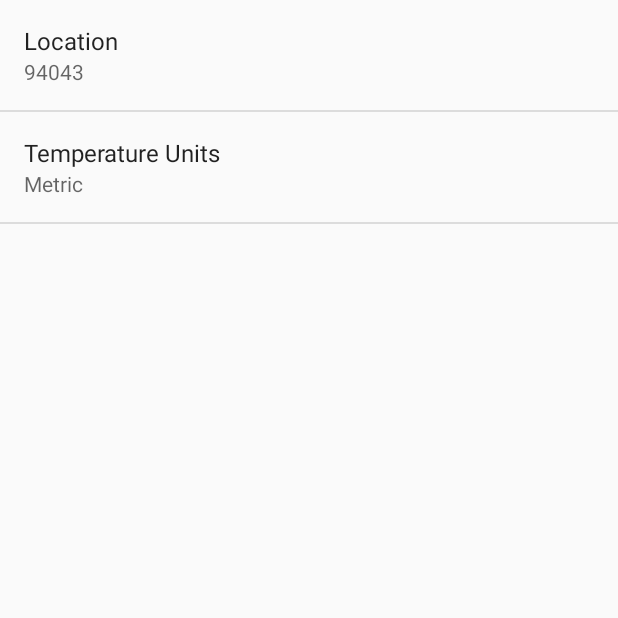
After one commit to cameocoder/Sunshine, an Android app: the SettingsActivity screen opened directly, with no data from a screen before it, on a phone screen of 412 x 824 dp, the top half of it. The commit adds this screen. Run offline under Robolectric (Android 15) with nearby library versions, the phone set to English and light mode, and no system bars.

Commit message:
Sunshine after Lesson 3

```diff
--- a/app/src/main/java/app/android/example/com/sunshine/MainActivity.java
+++ b/app/src/main/java/app/android/example/com/sunshine/MainActivity.java
@@ -1,5 +1,6 @@
 package app.android.example.com.sunshine;
 
+import android.content.Intent;
 import android.os.Bundle;
 import android.support.design.widget.FloatingActionButton;
 import android.support.design.widget.Snackbar;
@@ -44,6 +45,8 @@ public class MainActivity extends AppCompatActivity {
 
         //noinspection SimplifiableIfStatement
         if (id == R.id.action_settings) {
+            Intent settingsIntent = new Intent(this, SettingsActivity.class);
+            startActivity(settingsIntent);
             return true;
         }
 
--- /dev/null
+++ b/app/src/main/java/app/android/example/com/sunshine/SettingsActivity.java
@@ -0,0 +1,70 @@
+package app.android.example.com.sunshine;
+
+import android.content.SharedPreferences;
+import android.os.Bundle;
+import android.preference.ListPreference;
+import android.preference.Preference;
+import android.preference.PreferenceActivity;
+import android.preference.PreferenceManager;
+import android.view.KeyEvent;
+
+/**
+ * A {@link PreferenceActivity} that presents a set of application settings.
+ * <p>
+ * See <a href="http://developer.android.com/design/patterns/settings.html">
+ * Android Design: Settings</a> for design guidelines and the <a
+ * href="http://developer.android.com/guide/topics/ui/settings.html">Settings
+ * API Guide</a> for more information on developing a Settings UI.
+ */
+public class SettingsActivity extends PreferenceActivity
+        implements Preference.OnPreferenceChangeListener {
+
+    @Override
+    public void onCreate(Bundle savedInstanceState) {
+        super.onCreate(savedInstanceState);
+        // Add 'general' preferences, defined in the XML file
+        addPreferencesFromResource(R.xml.prefs_general);
+
+        // For all preferences, attach an OnPreferenceChangeListener so the UI summary can be
+        // updated when the preference changes.
+        bindPreferenceSummaryToValue(findPreference(getString(R.string.pref_location_key)));
+        bindPreferenceSummaryToValue(findPreference(getString(R.string.pref_units_key)));
+    }
+
+    /**
+     * Attaches a listener so the summary is always updated with the preference value.
+     * Also fires the listener once, to initialize the summary (so it shows up before the value
+     * is changed.)
+     */
+    private void bindPreferenceSummaryToValue(Preference preference) {
+        // Set the listener to watch for value changes.
+        preference.setOnPreferenceChangeListener(this);
+
+        // Trigger the listener immediately with the preference's
+        // current value.
+        onPreferenceChange(preference,
+                PreferenceManager
+                        .getDefaultSharedPreferences(preference.getContext())
+                        .getString(preference.getKey(), ""));
+    }
+
+    @Override
+    public boolean onPreferenceChange(Preference preference, Object value) {
+        String stringValue = value.toString();
+
+        if (preference instanceof ListPreference) {
+            // For list preferences, look up the correct display value in
+            // the preference's 'entries' list (since they have separate labels/values).
+            ListPreference listPreference = (ListPreference) preference;
+            int prefIndex = listPreference.findIndexOfValue(stringValue);
+            if (prefIndex >= 0) {
+                preference.setSummary(listPreference.getEntries()[prefIndex]);
+            }
+        } else {
+            // For other preferences, set the summary to the value's simple string representation.
+            preference.setSummary(stringValue);
+        }
+        return true;
+    }
+
+}
--- a/app/src/main/res/menu/forecastfragment.xml
+++ b/app/src/main/res/menu/forecastfragment.xml
@@ -1,6 +1,9 @@
 <?xml version="1.0" encoding="utf-8"?>
 <menu xmlns:android="http://schemas.android.com/apk/res/android"
     xmlns:app="http://schemas.android.com/apk/res-auto">
+    <item android:id="@+id/action_map"
+        android:title="@string/action_map"
+        app:showAsAction="never" />
     <item
         android:id="@+id/action_refresh"
         android:orderInCategory="50"
--- /dev/null
+++ b/app/src/main/res/values/arrays.xml
@@ -0,0 +1,13 @@
+<?xml version="1.0" encoding="utf-8"?>
+<resources>
+    <string-array name="pref_units_options">
+        <item>@string/pref_units_label_metric</item>
+        <item>@string/pref_units_label_imperial</item>
+    </string-array>
+
+    <string-array name="pref_units_values">
+        <item>@string/pref_units_metric</item>
+        <item>@string/pref_units_imperial</item>
+    </string-array>
+
+</resources>
--- a/app/src/main/res/values/strings.xml
+++ b/app/src/main/res/values/strings.xml
@@ -1,5 +1,48 @@
 <resources>
     <string name="app_name">Sunshine</string>
     <string name="action_settings">Settings</string>
+    <string name="action_map">Map Location</string>
+    <string name="action_share">Share</string>
     <string name="action_refresh" translatable="false">Refresh</string>
+    <string name="title_activity_detail">Forecast Detail</string>
+    <string name="title_Settings">Settings</string>
+
+    <!-- Label for the location preference [CHAR LIMIT=30] -->
+    <string name="pref_location_label">Location</string>
+
+    <!-- Key name for storing location in SharedPreferences [CHAR LIMIT=NONE] -->
+    <string name="pref_location_key" translatable="false">location</string>
+
+    <!-- Default postal code for location preference [CHAR LIMIT=NONE] -->
+    <string name="pref_location_default" translatable="false">94043</string>
+
+    <!-- Strings related to Notification Enabled preference -->
+    <string name="pref_enable_notifications_key" translatable="false">enable_notifications</string>
+    <string name="pref_enable_notifications_label">Weather Notifications</string>
+
+    <string name="pref_enable_notifications_true">Enabled</string>
+    <string name="pref_enable_notifications_false">Not Enabled</string>
+    <string name="pref_enable_notifications_default" translatable="false">true</string>
+
+    <!-- Strings for formatting weather-related data -->
+
+    <!-- Label for the temperature units preference [CHAR LIMIT=30] -->
+    <string name="pref_units_label">Temperature Units</string>
+
+    <!-- Label for metric option in temperature unit preference [CHAR LIMIT=25] -->
+    <string name="pref_units_label_metric">Metric</string>
+
+    <!-- Label for imperial option in temperature unit preference [CHAR LIMIT=25] -->
+    <string name="pref_units_label_imperial">Imperial</string>
+
+    <!-- Key name for temperature unit preference in SharedPreferences [CHAR LIMIT=NONE] -->
+    <string name="pref_units_key" translatable="false">units</string>
+
+    <!-- Value in SharedPreferences for metric temperature unit option [CHAR LIMIT=NONE] -->
+    <string name="pref_units_metric" translatable="false">metric</string>
+
+    <!-- Value in SharedPreferences for imperial temperature unit option [CHAR LIMIT=NONE] -->
+    <string name="pref_units_imperial" translatable="false">imperial</string>
+
+
 </resources>
--- /dev/null
+++ b/app/src/main/res/xml/prefs_general.xml
@@ -0,0 +1,18 @@
+<?xml version="1.0" encoding="utf-8"?>
+<PreferenceScreen xmlns:android="http://schemas.android.com/apk/res/android">
+
+    <EditTextPreference
+        android:title="@string/pref_location_label"
+        android:key="@string/pref_location_key"
+        android:defaultValue="@string/pref_location_default"
+        android:inputType="text"
+        android:singleLine="true" />
+
+    <ListPreference
+        android:title="@string/pref_units_label"
+        android:key="@string/pref_units_key"
+        android:defaultValue="@string/pref_units_metric"
+        android:entryValues="@array/pref_units_values"
+        android:entries="@array/pref_units_options" />
+
+</PreferenceScreen>
```
Also changed, not shown: app/src/main/AndroidManifest.xml (+14 -1 lines), app/src/main/java/app/android/example/com/sunshine/DetailActivity.java (added, +132 -0 lines), app/src/main/java/app/android/example/com/sunshine/ForecastFragment.java (+198 -148 lines), app/src/main/res/layout/activity_detail.xml (added, +7 -0 lines), app/src/main/res/layout/fragment_detail.xml (added, +15 -0 lines), app/src/main/res/menu/detailfragment.xml (added, +8 -0 lines).
